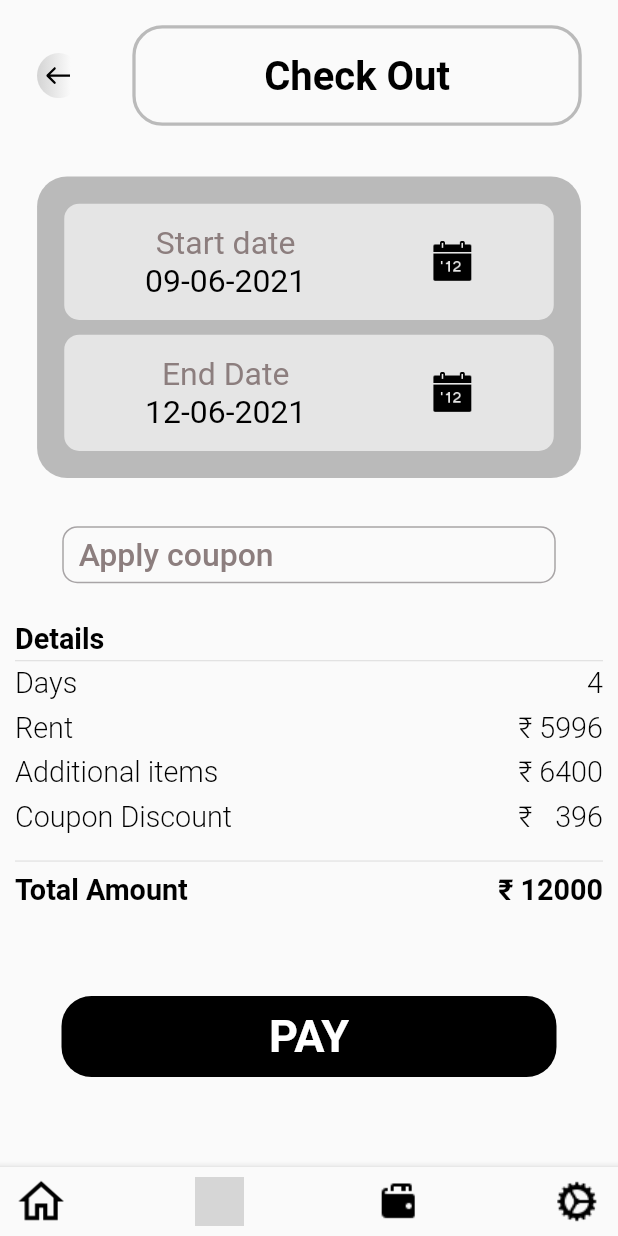
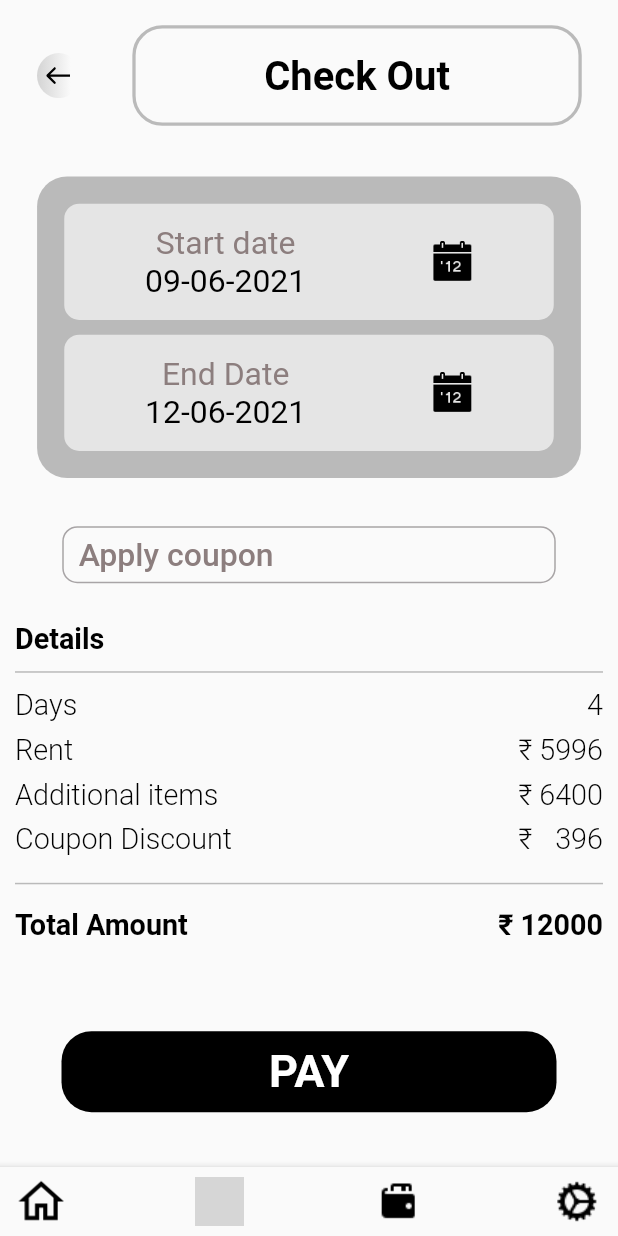
Before and after one commit to animeshxd/srchout_software_private_limited_assignment, a Flutter app: the CheckOutView screen opened by its route, on a phone screen of 412 x 824 dp. Run offline on Flutter 3.47's test engine with Material 2 defaults, Android fonts, the phone set to English and light mode, and no system bars; our stand-ins replace flutter_svg, google_fonts; grey boxes are pictures that could not be loaded.

Commit message:
Fix divider of CheckOutView

```diff
--- a/lib/view/checkout/check_out_view.dart
+++ b/lib/view/checkout/check_out_view.dart
@@ -39,11 +39,12 @@ class CheckOutView extends StatelessWidget {
                 ),
               ),
               const SizedBox(height: 3),
-              const Divider(height: 1),
+              const Divider(thickness: 1, color: AppTheme.borderColor),
               const SizedBox(height: 3),
               const PriceDetails(),
               SizedBox(height: 13.ph),
-              const Divider(),
+              const Divider(thickness: 1, color: AppTheme.borderColor),
+              SizedBox(height: 10.ph),
               const TotalPriceDetails(total: '12000'),
               SizedBox(height: 71.ph),
               const PayButton()
```
